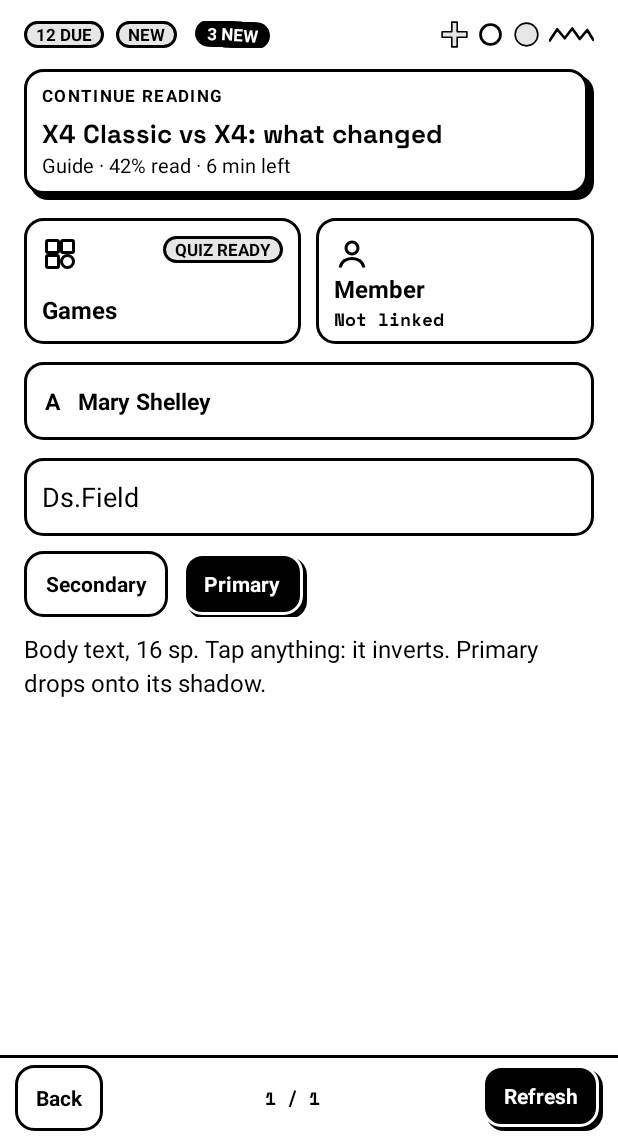
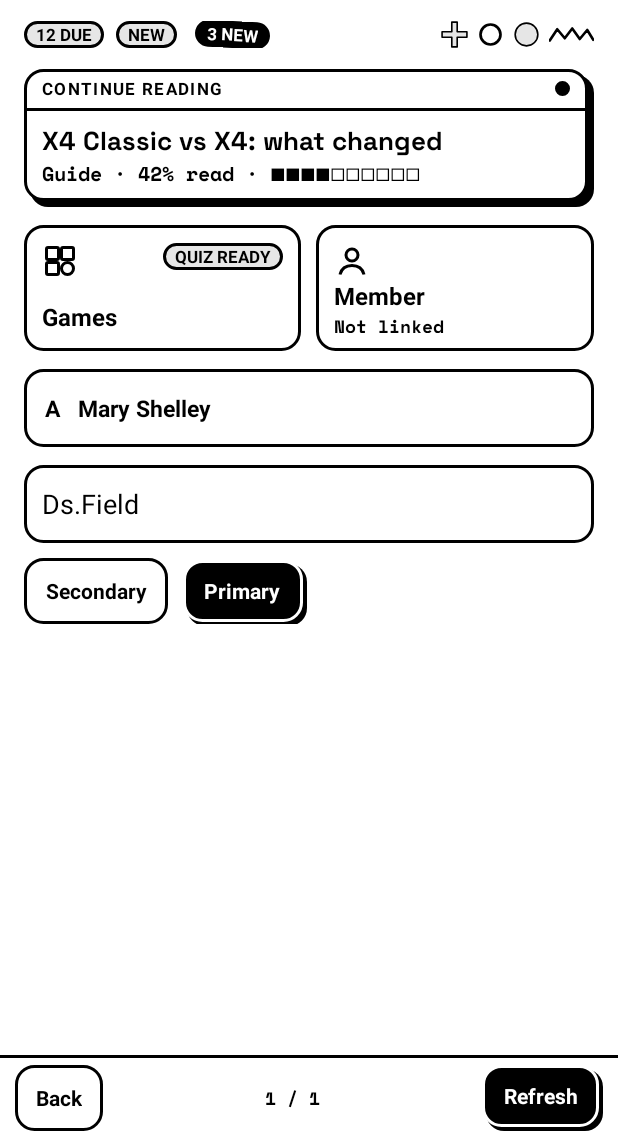
Before and after one commit to kxrz/readmeclub-android11, an Android app: the ComponentsActivity screen opened directly, with no data from a screen before it, on a phone screen of 412 x 824 dp, the part 97-1236 px from its top. Run offline under Robolectric (Android 15) with nearby library versions, the phone set to English and light mode, and no system bars; network calls fail.

Commit message:
Home decorations beside the title; Components shows the window card
Under the tiles, the S4 left the shapes squeezed against Settings: they now sit beside the
title. Components shows Continue reading as the window card Home uses, and drops the body
text line the screen cut.

Co-Authored-By: Claude Opus 5.5 <noreply@anthropic.com>
Claude-Session: https://claude.ai/code/session_01NahMdMMN1bA7BfPHUw7nqh

```diff
--- a/app/src/main/res/layout/ds_components.xml
+++ b/app/src/main/res/layout/ds_components.xml
@@ -48,21 +48,51 @@
                 <ImageView android:layout_width="30dp" android:layout_height="10dp" android:layout_marginLeft="6dp" android:importantForAccessibility="no" android:src="@drawable/ds_deco_zigzag" />
             </LinearLayout>
 
+            <!-- Window card: label in a strip with the dot, then the content (Home's Continue reading). -->
             <LinearLayout
-                style="@style/Ds.Card"
                 android:layout_width="match_parent"
                 android:layout_height="wrap_content"
                 android:layout_marginTop="14dp"
+                android:background="@drawable/ds_card"
                 android:clickable="true"
                 android:focusable="true"
-                android:orientation="vertical">
+                android:orientation="vertical"
+                android:paddingRight="4dp"
+                android:paddingBottom="4dp">
 
-                <TextView style="@style/Ds.Label" android:text="Continue reading" />
+                <LinearLayout
+                    android:layout_width="match_parent"
+                    android:layout_height="wrap_content"
+                    android:gravity="center_vertical"
+                    android:orientation="horizontal"
+                    android:paddingLeft="12dp"
+                    android:paddingTop="5dp"
+                    android:paddingRight="12dp"
+                    android:paddingBottom="5dp">
 
-                <TextView style="@style/Ds.Title" android:layout_marginTop="4dp" android:textSize="17sp"
-                    android:text="X4 Classic vs X4: what changed" />
+                    <TextView style="@style/Ds.Label" android:layout_width="0dp" android:layout_weight="1"
+                        android:duplicateParentState="true" android:textColor="@color/ds_on_button" android:text="Continue reading" />
 
-                <TextView style="@style/Ds.Text" android:textSize="13sp" android:text="Guide · 42% read · 6 min left" />
+                    <View android:layout_width="10dp" android:layout_height="10dp" android:background="@drawable/ds_dot" />
+                </LinearLayout>
+
+                <View style="@style/Divider" />
+
+                <LinearLayout
+                    android:layout_width="match_parent"
+                    android:layout_height="wrap_content"
+                    android:orientation="vertical"
+                    android:paddingLeft="12dp"
+                    android:paddingTop="6dp"
+                    android:paddingRight="12dp"
+                    android:paddingBottom="8dp">
+
+                    <TextView style="@style/Ds.Title" android:duplicateParentState="true" android:textColor="@color/ds_on_button"
+                        android:textSize="17sp" android:text="X4 Classic vs X4: what changed" />
+
+                    <TextView style="@style/Ds.Mono" android:duplicateParentState="true" android:textColor="@color/ds_on_button"
+                        android:text="Guide · 42% read · ■■■■□□□□□□" />
+                </LinearLayout>
             </LinearLayout>
 
             <LinearLayout
@@ -133,8 +163,6 @@
                 <TextView style="@style/Ds.Button.Primary" android:layout_marginLeft="10dp" android:text="Primary" />
             </LinearLayout>
 
-            <TextView style="@style/Ds.Text" android:layout_marginTop="10dp"
-                android:text="Body text, 16 sp. Tap anything: it inverts. Primary drops onto its shadow." />
         </LinearLayout>
 
         <LinearLayout style="@style/Ds.Bar">
```
Also changed, not shown: app/src/main/res/layout/home.xml (+15 -24 lines).
